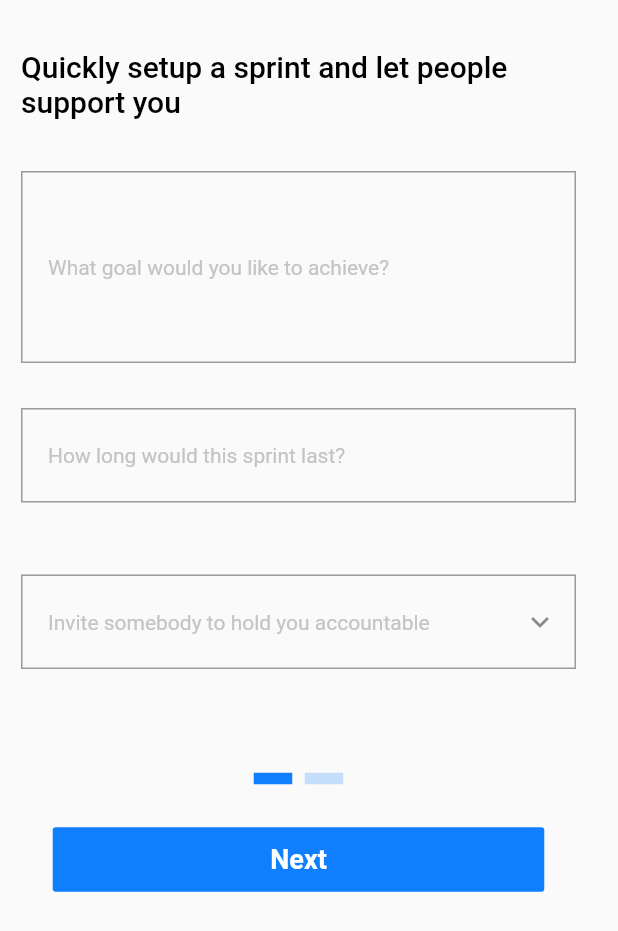
After one commit to Mastrove/bonsai-mobile, a Flutter app: the screen it shows after launch, after a tap on the "mode edit" icon, on a phone screen of 412 x 824 dp. The commit adds this screen. Shown: the top 931 px of the screen. Run offline on Flutter 3.47's test engine with Material 2 defaults, Android fonts, the phone set to English and light mode, and no system bars; drawn by our look-alikes of step_progress_indicator; our stand-ins replace font_awesome_flutter, google_fonts.

Commit message:
build step one of sprint creation screen

```diff
--- a/lib/main.dart
+++ b/lib/main.dart
@@ -6,6 +6,7 @@ import 'package:accpatapp/models/notification_data.dart';
 import 'package:accpatapp/models/partner_data.dart';
 import 'package:accpatapp/models/sprint_data.dart';
 import 'package:accpatapp/models/watching_data.dart';
+import 'package:accpatapp/screens/create_sprint_screen.dart';
 import 'package:accpatapp/screens/home_screen.dart';
 import 'package:flutter/material.dart';
 import 'package:provider/provider.dart';
@@ -29,6 +30,7 @@ class MyApp extends StatelessWidget {
         home: AppScaffold(),
         routes: {
           HomeScreen.id: (context) => HomeScreen(),
+          CreateSprintScreen.id: (context) => CreateSprintScreen(),
         },
       ),
     );
--- /dev/null
+++ b/lib/screens/create_sprint_screen.dart
@@ -0,0 +1,134 @@
+import 'package:flutter/material.dart';
+import 'package:google_fonts/google_fonts.dart';
+import 'package:step_progress_indicator/step_progress_indicator.dart';
+
+class CreateSprintScreen extends StatelessWidget {
+  static String id = 'create_sprint_screen';
+
+  @override
+  Widget build(BuildContext context) {
+    return Scaffold(
+      backgroundColor: Color(0xFFFAFAFA),
+      body: SingleChildScrollView(
+        child: Container(
+          padding: EdgeInsets.only(
+            left: 14.0,
+            top: 33.0,
+            right: 28.0,
+          ),
+          child: Column(
+            children: <Widget>[
+              Text(
+                'Quickly setup a sprint and let people support you',
+                style: GoogleFonts.roboto(
+                  fontSize: 20.0,
+                  fontWeight: FontWeight.w500,
+                  fontStyle: FontStyle.normal,
+                  color: Color(0xFF000000),
+                ),
+              ),
+              SizedBox(
+                height: 35.0,
+              ),
+              TextField(
+                decoration: InputDecoration(
+                  border: OutlineInputBorder(
+                    borderSide: BorderSide(
+                      color: Color(0xFFC4C4C4),
+                    ),
+                    borderRadius: BorderRadius.circular(0.0),
+                  ),
+                  hintText: 'What goal would you like to achieve?',
+                  hintStyle: GoogleFonts.roboto(
+                    fontStyle: FontStyle.normal,
+                    fontWeight: FontWeight.normal,
+                    fontSize: 14.0,
+                    color: Color(0xFFC4C4C4),
+                  ),
+                  contentPadding: EdgeInsets.fromLTRB(18.0, 40.0, 72.0, 69.0),
+                ),
+              ),
+              SizedBox(
+                height: 30.0,
+              ),
+              TextField(
+                decoration: InputDecoration(
+                  border: OutlineInputBorder(
+                    borderSide: BorderSide(
+                      color: Color(0xFFC4C4C4),
+                    ),
+                    borderRadius: BorderRadius.circular(0.0),
+                  ),
+                  hintText: 'How long would this sprint last?',
+                  hintStyle: GoogleFonts.roboto(
+                    fontStyle: FontStyle.normal,
+                    fontWeight: FontWeight.normal,
+                    fontSize: 14.0,
+                    color: Color(0xFFC4C4C4),
+                  ),
+                  contentPadding: EdgeInsets.fromLTRB(18.0, 17.0, 98.0, 27.0),
+                ),
+              ),
+              SizedBox(
+                height: 48.0,
+              ),
+              TextField(
+                decoration: InputDecoration(
+                  border: OutlineInputBorder(
+                    borderSide: BorderSide(
+                      color: Color(0xFFC4C4C4),
+                    ),
+                    borderRadius: BorderRadius.circular(0.0),
+                  ),
+                  hintText: 'Invite somebody to hold you accountable',
+                  hintStyle: GoogleFonts.roboto(
+                    fontStyle: FontStyle.normal,
+                    fontWeight: FontWeight.normal,
+                    fontSize: 14.0,
+                    color: Color(0xFFC4C4C4),
+                  ),
+                  contentPadding: EdgeInsets.fromLTRB(18.0, 16.0, 45.0, 28.0),
+                  suffixIcon: Icon(Icons.keyboard_arrow_down),
+                ),
+              ),
+              SizedBox(
+                height: 69.0,
+              ),
+              Container(
+                width: 68.0,
+                child: StepProgressIndicator(
+                  totalSteps: 2,
+                  currentStep: 1,
+                  selectedColor: Color(0xFF0F7EFF),
+                  unselectedColor: Color(0xFFC4DDFB),
+                  size: 8.0,
+                  padding: 4,
+                ),
+              ),
+              SizedBox(
+                height: 26.0,
+              ),
+              FlatButton(
+                onPressed: () {},
+                child: Text(
+                  'Next',
+                  style: GoogleFonts.roboto(
+                    fontSize: 18.0,
+                    fontWeight: FontWeight.bold,
+                    fontStyle: FontStyle.normal,
+                  ),
+                ),
+                textColor: Colors.white,
+                color: Color(0xFF0F7EFF),
+                padding: EdgeInsets.symmetric(
+                  vertical: 11.0,
+                  horizontal: 145.0,
+                ),
+              ),
+            ],
+          ),
+        ),
+      ),
+    );
+  }
+}
--- a/lib/screens/home_screen.dart
+++ b/lib/screens/home_screen.dart
@@ -1,6 +1,7 @@
 import 'package:accpatapp/components/comments_list.dart';
 import 'package:accpatapp/components/sprints_list.dart';
 import 'package:accpatapp/components/app_bar_title.dart';
+import 'package:accpatapp/screens/create_sprint_screen.dart';
 import 'package:flutter/material.dart';
 import 'package:google_fonts/google_fonts.dart';
 import 'package:provider/provider.dart';
@@ -78,6 +79,17 @@ class HomeScreen extends StatelessWidget {
           ),
         ),
       ),
+      floatingActionButton: FloatingActionButton(
+        onPressed: () {
+          Navigator.pushNamed(context, CreateSprintScreen.id);
+        },
+        child: Icon(
+          Icons.mode_edit,
+          color: Colors.white,
+        ),
+        backgroundColor: Color(0xFF0F7EFF),
+      ),
+      floatingActionButtonLocation: FloatingActionButtonLocation.endFloat,
     );
   }
 }
--- a/pubspec.yaml
+++ b/pubspec.yaml
@@ -16,6 +16,7 @@ dependencies:
   provider: ^4.0.4
   intl: ^0.16.1
   font_awesome_flutter: ^8.8.1
+  step_progress_indicator: ^0.2.1+4
 
 dev_dependencies:
   flutter_test:
```
Also changed, not shown: pubspec.lock.
